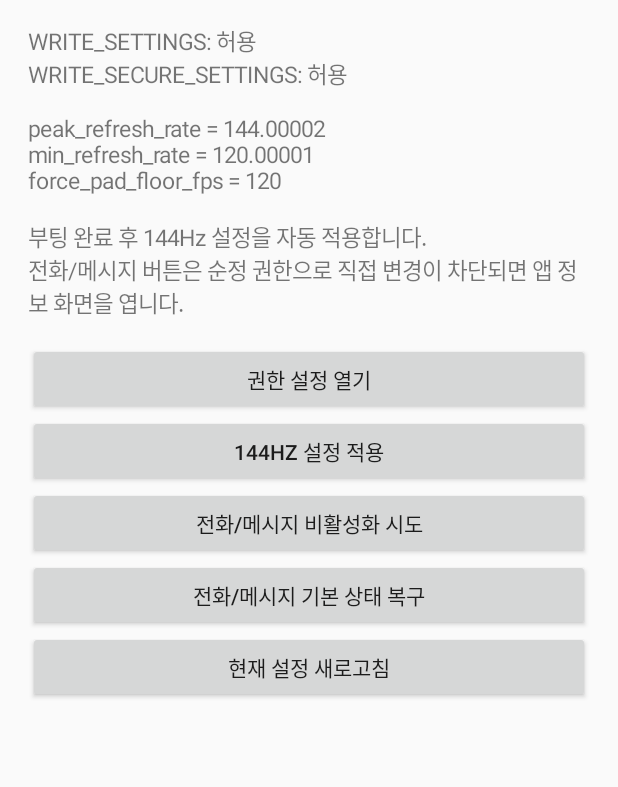
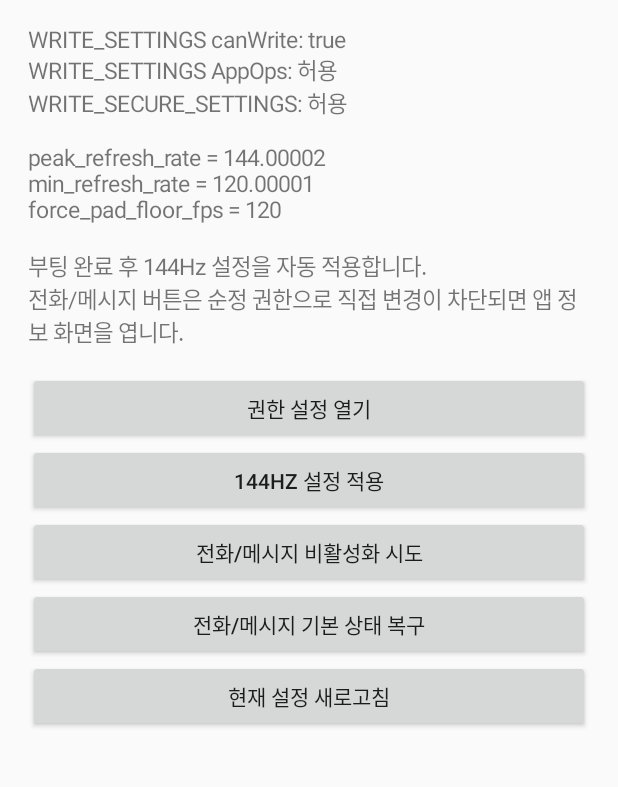
Before and after one commit to WaraGe/Refresh144, an Android app: the screen it shows after launch (MainActivity), after a tap on "144HZ 설정 적용", on a phone screen of 412 x 824 dp, the part 89-876 px from its top. Run offline under Robolectric (Android 15) with nearby library versions, the phone set to English and light mode, and no system bars.

Commit message:
Show WRITE_SETTINGS AppOps diagnostics in app

```diff
--- a/app/src/main/java/com/ukbuild/refresh144/MainActivity.kt
+++ b/app/src/main/java/com/ukbuild/refresh144/MainActivity.kt
@@ -1,9 +1,11 @@
 package com.ukbuild.refresh144
 
 import android.app.Activity
+import android.app.AppOpsManager
 import android.content.Intent
 import android.net.Uri
 import android.os.Bundle
+import android.os.Process
 import android.provider.Settings
 import android.view.Gravity
 import android.widget.Button
@@ -13,6 +15,7 @@ import android.widget.Toast
 
 class MainActivity : Activity() {
     private lateinit var status: TextView
+    private var lastApplyDetail = ""
 
     override fun onCreate(savedInstanceState: Bundle?) {
         super.onCreate(savedInstanceState)
@@ -43,8 +46,12 @@ class MainActivity : Activity() {
             text = "144Hz 설정 적용"
             setOnClickListener {
                 val r = RefreshSettings.apply(this@MainActivity)
-                Toast.makeText(this@MainActivity,
-                    "시스템: ${r.system}, Global: ${r.global}", Toast.LENGTH_LONG).show()
+                lastApplyDetail = r.detail
+                Toast.makeText(
+                    this@MainActivity,
+                    "System 쓰기: " + r.system + ", Global 쓰기: " + r.global,
+                    Toast.LENGTH_LONG
+                ).show()
                 updateStatus()
             }
         }
@@ -99,7 +106,7 @@ class MainActivity : Activity() {
             ).show()
             openContactsAppInfo(target)
         } catch (e: Exception) {
-            Toast.makeText(this, "변경 실패: ${e.message}", Toast.LENGTH_LONG).show()
+            Toast.makeText(this, "변경 실패: " + e.message, Toast.LENGTH_LONG).show()
             openContactsAppInfo(target)
         }
     }
@@ -116,12 +123,32 @@ class MainActivity : Activity() {
     }
 
     private fun updateStatus() {
-        val write = Settings.System.canWrite(this)
+        val canWrite = Settings.System.canWrite(this)
+        val appOpsMode = try {
+            val appOps = getSystemService(APP_OPS_SERVICE) as AppOpsManager
+            appOps.checkOpNoThrow(
+                AppOpsManager.OPSTR_WRITE_SETTINGS,
+                Process.myUid(),
+                packageName
+            )
+        } catch (e: Exception) {
+            -1
+        }
+        val appOpsText = when (appOpsMode) {
+            AppOpsManager.MODE_ALLOWED -> "허용"
+            AppOpsManager.MODE_IGNORED -> "무시"
+            AppOpsManager.MODE_ERRORED -> "거부"
+            AppOpsManager.MODE_DEFAULT -> "기본값"
+            else -> "확인 불가(" + appOpsMode + ")"
+        }
         val secure = checkSelfPermission(android.Manifest.permission.WRITE_SECURE_SETTINGS) ==
             android.content.pm.PackageManager.PERMISSION_GRANTED
-        status.text = "WRITE_SETTINGS: ${if (write) "허용" else "미허용"}\n" +
-            "WRITE_SECURE_SETTINGS: ${if (secure) "허용" else "미허용"}\n\n" +
-            RefreshSettings.current(this) +
+
+        status.text = "WRITE_SETTINGS canWrite: " + canWrite +
+            "\nWRITE_SETTINGS AppOps: " + appOpsText +
+            "\nWRITE_SECURE_SETTINGS: " + (if (secure) "허용" else "미허용") +
+            "\n\n" + RefreshSettings.current(this) +
+            (if (lastApplyDetail.isNotBlank()) "\n\n최근 적용 결과:\n" + lastApplyDetail else "") +
             "\n\n부팅 완료 후 144Hz 설정을 자동 적용합니다.\n" +
             "전화/메시지 버튼은 순정 권한으로 직접 변경이 차단되면 앱 정보 화면을 엽니다."
     }
```
